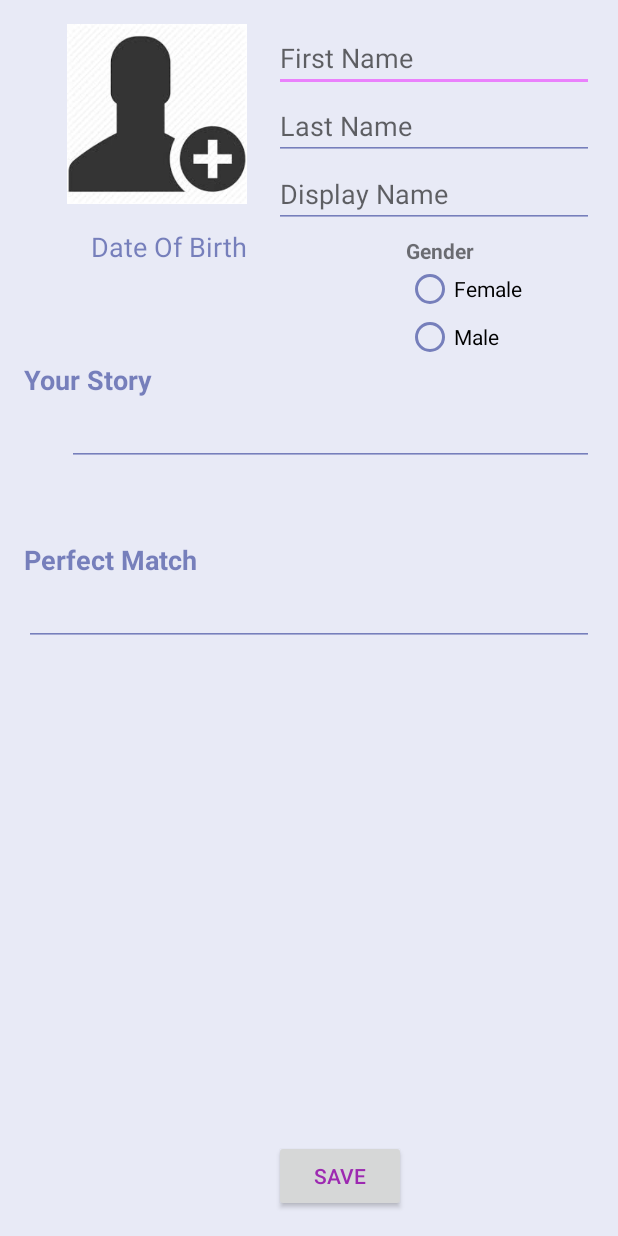
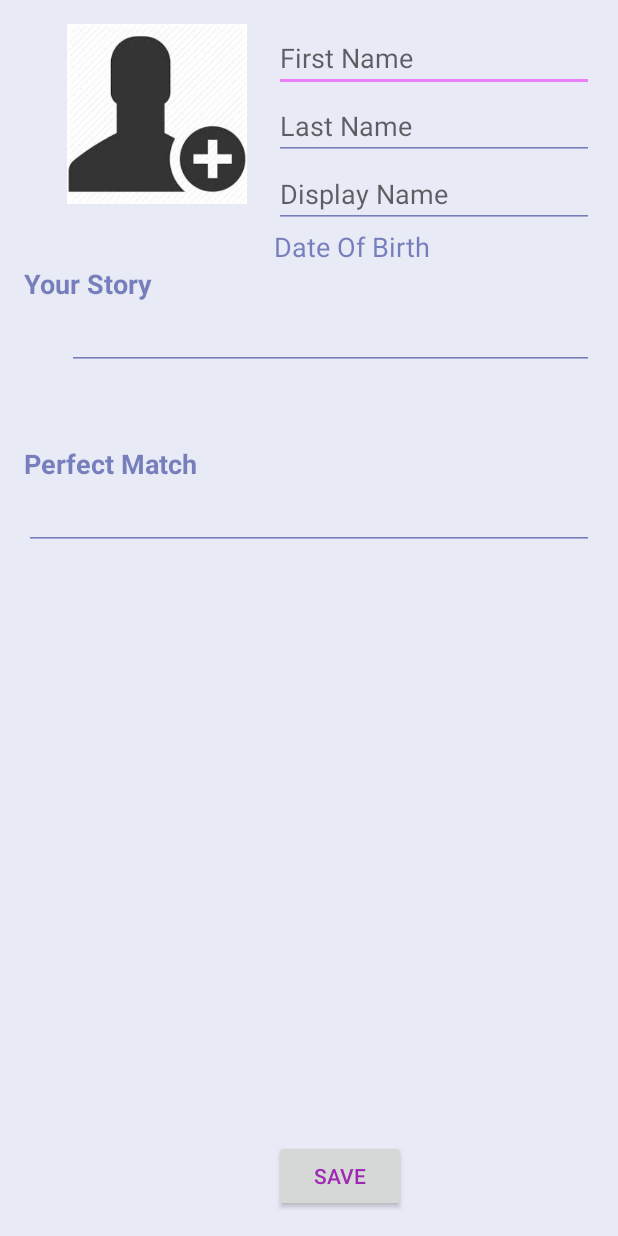
Before and after one commit to ParaSwarm/House-Lannister, an Android app: the layout fragment_user_profile_edit_.xml on its own in the app's theme, with its tools: preview values and no code run, on a phone screen of 412 x 824 dp. Run offline under Robolectric (Android 15) with nearby library versions, the phone set to English and light mode, and no system bars.

Commit message:
User Profile

```diff
--- a/app/src/main/res/layout/fragment_user_profile_edit_.xml
+++ b/app/src/main/res/layout/fragment_user_profile_edit_.xml
@@ -46,34 +46,12 @@
         android:layout_alignParentEnd="true"
         android:hint="Display Name" />
 
-    <RadioButton
-        android:layout_width="wrap_content"
-        android:layout_height="wrap_content"
-        android:text="Female"
-        android:id="@+id/radioButton2"
-        android:checked="false"
-        android:onClick="RadioButtonClicked"
-        android:layout_below="@+id/textView8"
-        android:layout_toEndOf="@+id/UserProfileSave_Button" />
-
-    <RadioButton
-        android:layout_width="wrap_content"
-        android:layout_height="wrap_content"
-        android:text="Male"
-        android:id="@+id/radioButton"
-        android:checked="false"
-        android:onClick="RadioButtonClicked"
-        android:layout_below="@+id/radioButton2"
-        android:layout_alignStart="@+id/radioButton2" />
-
     <TextView
         android:layout_width="wrap_content"
         android:layout_height="wrap_content"
-        android:text="Gender"
         android:id="@+id/textView8"
         android:textStyle="bold"
-        android:layout_alignBottom="@+id/DOB_TextView"
-        android:layout_alignStart="@+id/radioButton2" />
+        android:layout_alignBottom="@+id/DOB_TextView" />
 
     <TextView
         android:layout_width="wrap_content"
@@ -81,9 +59,9 @@
         android:textAppearance="?android:attr/textAppearanceMedium"
         android:text="Date Of Birth"
         android:id="@+id/DOB_TextView"
+        android:onClick="setDate"
         android:layout_below="@+id/DisplayName_UserProfile_EditText"
-        android:layout_alignEnd="@+id/EditImageView"
-        android:onClick="setDate"/>
+        android:layout_alignStart="@+id/DisplayName_UserProfile_EditText" />
 
     <TextView
         android:layout_width="wrap_content"
@@ -91,9 +69,9 @@
         android:textAppearance="?android:attr/textAppearanceMedium"
         android:text="Your Story"
         android:id="@+id/textView9"
-        android:layout_below="@+id/radioButton"
         android:layout_alignParentStart="true"
-        android:textStyle="bold" />
+        android:textStyle="bold"
+        android:layout_below="@+id/textView8" />
 
     <EditText
         android:layout_width="wrap_content"
@@ -132,13 +110,4 @@
         android:layout_alignParentBottom="true"
         android:layout_alignStart="@+id/DisplayName_UserProfile_EditText" />
 
-    <RadioGroup
-        android:layout_width="match_parent"
-        android:layout_height="match_parent"
-        android:layout_below="@+id/textView8"
-        android:layout_above="@+id/textView9"
-        android:layout_alignStart="@+id/radioButton2"
-        android:layout_alignEnd="@+id/radioButton2"
-        android:id="@+id/radioGroup"></RadioGroup>
-
 </RelativeLayout>
```
